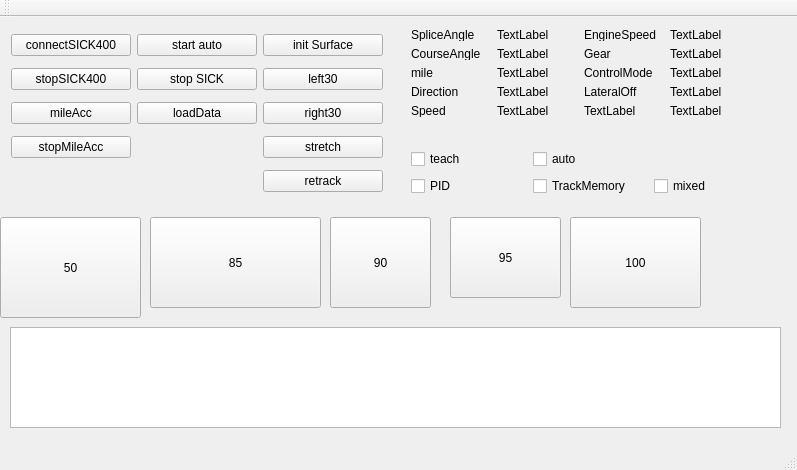
This is mainwindow.ui in wozaiqufu/cyjApp_pid as Qt 5 draws it before an edit. The edited form follows.
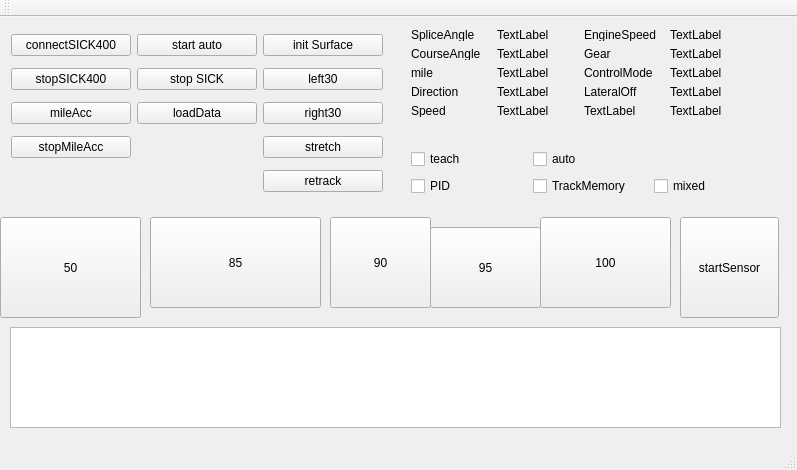
This is the edited form.

The edit to the form file:
```diff
--- a/mainwindow.ui
+++ b/mainwindow.ui
@@ -361,8 +361,8 @@
    <widget class="QPushButton" name="pushButton_acc95">
     <property name="geometry">
      <rect>
-      <x>450</x>
-      <y>200</y>
+      <x>430</x>
+      <y>210</y>
       <width>111</width>
       <height>81</height>
      </rect>
@@ -374,7 +374,7 @@
    <widget class="QPushButton" name="pushButton_acc100">
     <property name="geometry">
      <rect>
-      <x>570</x>
+      <x>540</x>
       <y>200</y>
       <width>131</width>
       <height>91</height>
@@ -384,6 +384,19 @@
      <string>100</string>
     </property>
    </widget>
+   <widget class="QPushButton" name="pushButton_startSensor">
+    <property name="geometry">
+     <rect>
+      <x>680</x>
+      <y>200</y>
+      <width>99</width>
+      <height>101</height>
+     </rect>
+    </property>
+    <property name="text">
+     <string>startSensor</string>
+    </property>
+   </widget>
   </widget>
   <widget class="QMenuBar" name="menuBar">
    <property name="geometry">
```
